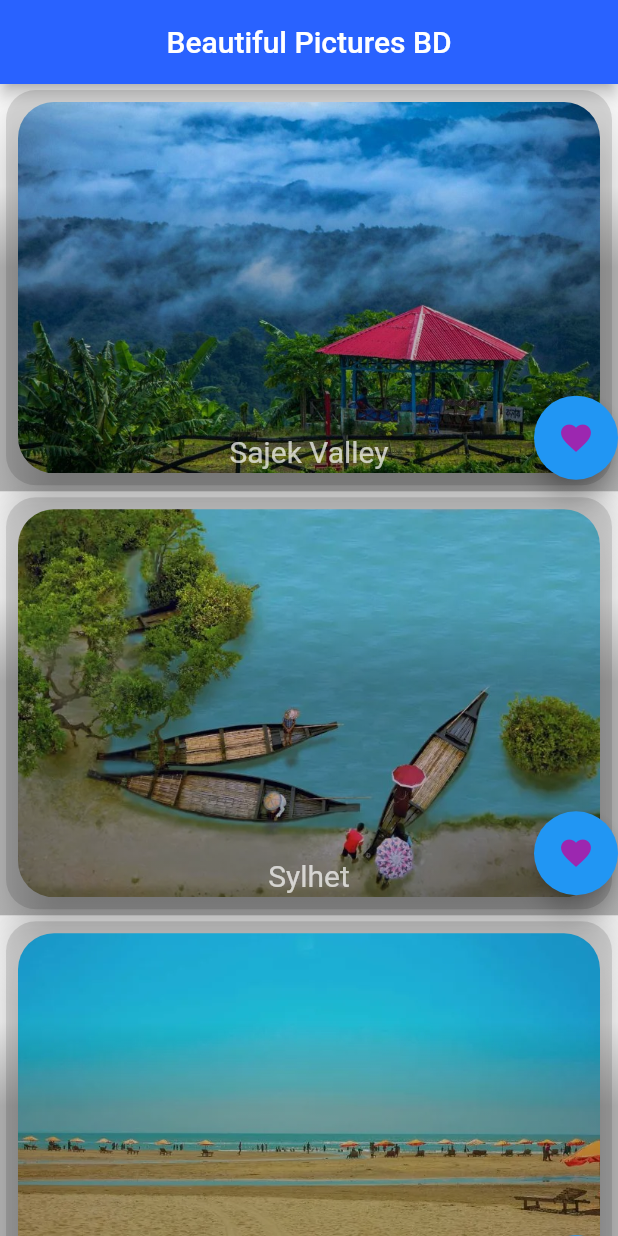
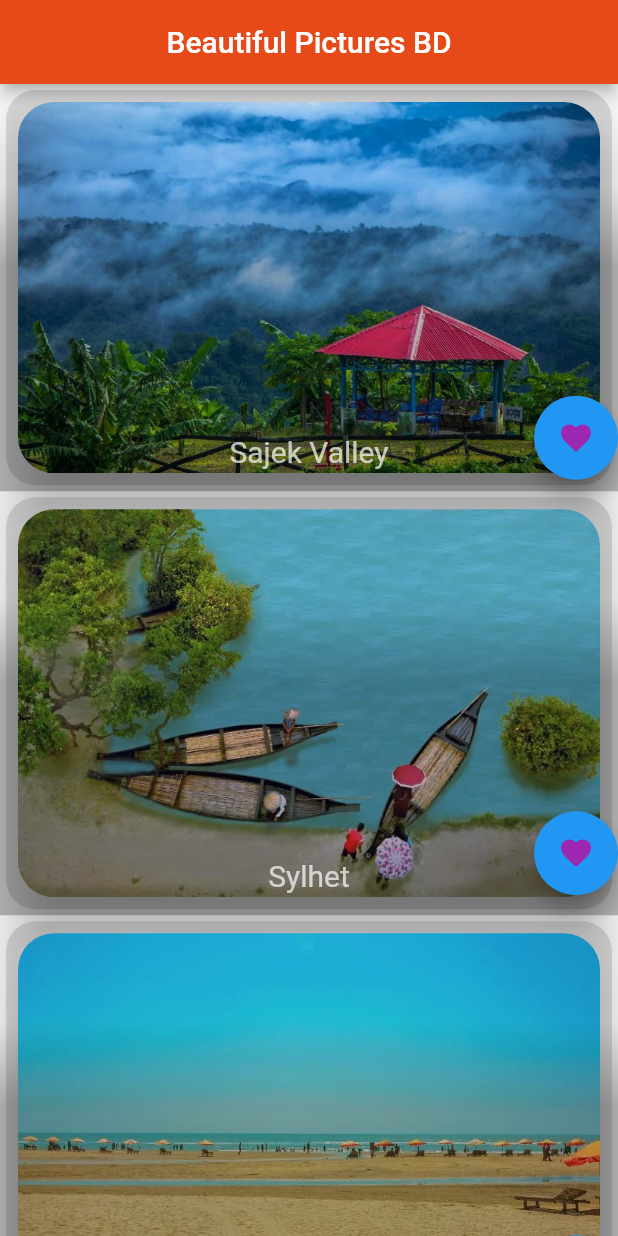
Before and after one commit to marufahmedofficial/BeautifulPicturesBD, a Flutter app: the screen it shows after launch, on a phone screen of 412 x 824 dp. Run offline on Flutter 3.47's test engine with Material 2 defaults, Android fonts, the phone set to English and light mode, and no system bars.

```diff
--- a/lib/pages/home_page.dart
+++ b/lib/pages/home_page.dart
@@ -7,7 +7,7 @@ class HomePage extends StatelessWidget {
   Widget build(BuildContext context) {
     return Scaffold(
       appBar: AppBar(
-        backgroundColor: Colors.blueAccent.shade700,
+        backgroundColor: Colors.deepOrange.shade700,
         title: Text('Beautiful Pictures BD'),
         centerTitle: true,
       ),
@@ -25,9 +25,10 @@ class HomePage extends StatelessWidget {
                     padding: EdgeInsets.all(8),
                     child: Column(
                       children: [
+
                         ClipRRect(
                             borderRadius: BorderRadius.circular(24),
-                            child: Image.asset('images/sajek.jpg'))
+                            child: Image.asset('images/sajek.jpg',))
                       ],
                     ),
                   ),
```
